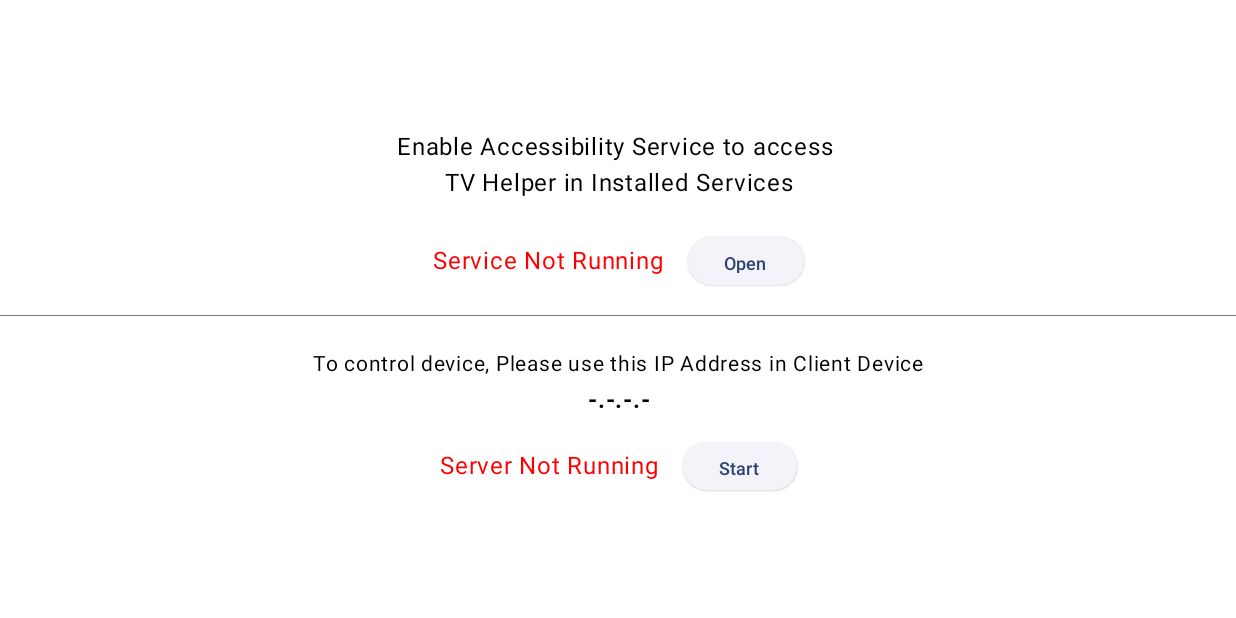
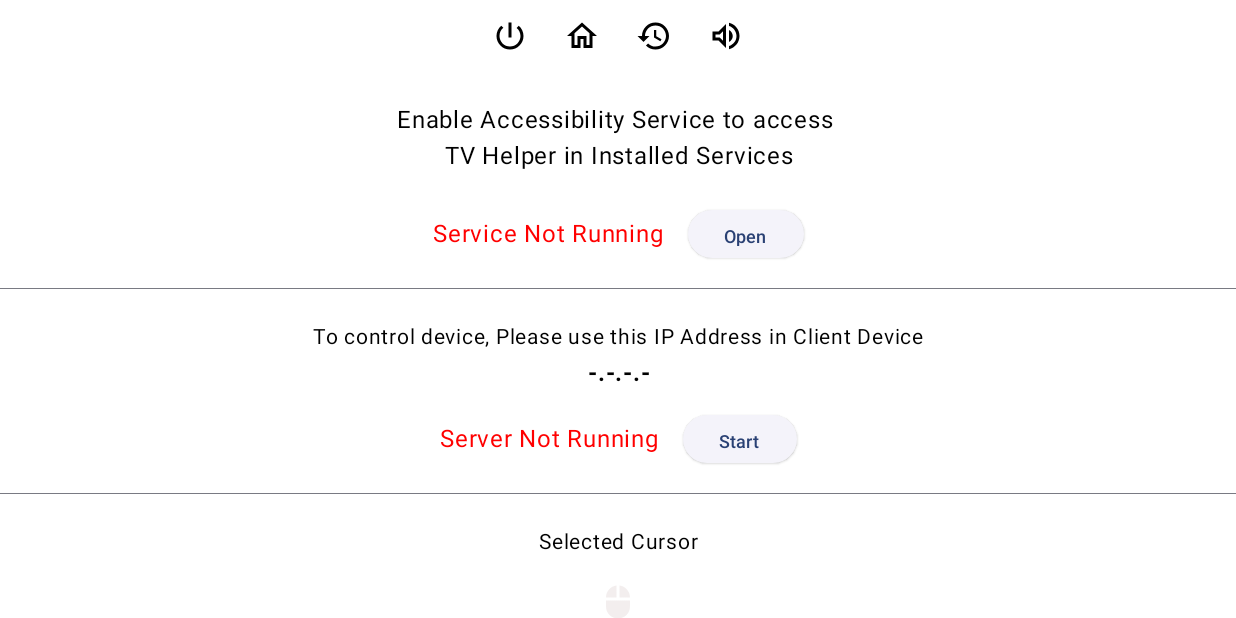
Before and after one commit to DastanIqbal/TVHelper, an Android app built with Jetpack Compose: the screen it shows after launch (MainActivity), on a phone screen of 824 x 412 dp (held sideways). Run offline under Robolectric (Android 15) with nearby library versions, the phone set to English and light mode, and no system bars.

Commit message:
feat: added menu in landing screen

```diff
--- a/tv/src/main/java/com/dastanapps/poweroff/MainActivity.kt
+++ b/tv/src/main/java/com/dastanapps/poweroff/MainActivity.kt
@@ -5,6 +5,7 @@ import androidx.activity.ComponentActivity
 import androidx.activity.compose.setContent
 import androidx.compose.foundation.layout.fillMaxWidth
 import androidx.compose.material3.Surface
+import androidx.compose.runtime.mutableStateOf
 import androidx.compose.ui.Modifier
 import androidx.compose.ui.graphics.Color
 import com.dastanapps.poweroff.service.SharedChannel
@@ -12,6 +13,7 @@ import com.dastanapps.poweroff.service.TVHelperService
 import com.dastanapps.poweroff.service.isAccessibilitySettingsOn
 import com.dastanapps.poweroff.service.openAccessibilitySettings
 import com.dastanapps.poweroff.ui.main.HelperScreen
+import com.dastanapps.poweroff.ui.main.models.CursorState
 import com.dastanapps.poweroff.ui.main.models.HelperState
 import com.dastanapps.poweroff.ui.main.models.ServerState
 import com.dastanapps.poweroff.ui.theme.AndroidTVAppsTheme
@@ -42,6 +44,17 @@ class MainActivity : ComponentActivity() {
         )
     }
 
+    private val cursorState by lazy {
+        CursorState(
+            cursorsList = mutableStateOf(arrayListOf<Int>().apply {
+                add(R.drawable.baseline_mouse_24)
+                add(R.drawable.baseline_mouse_24)
+                add(R.drawable.baseline_mouse_24)
+                add(R.drawable.baseline_mouse_24)
+            })
+        )
+    }
+
     override fun onCreate(savedInstanceState: Bundle?) {
         super.onCreate(savedInstanceState)
         setContent {
@@ -50,7 +63,7 @@ class MainActivity : ComponentActivity() {
                     modifier = Modifier.fillMaxWidth(),
                     color = Color.Transparent
                 ) {
-                    HelperScreen(state, serverState)
+                    HelperScreen(state, serverState, cursorState)
                 }
             }
         }
--- a/tv/src/main/java/com/dastanapps/poweroff/server/RemoteServer.kt
+++ b/tv/src/main/java/com/dastanapps/poweroff/server/RemoteServer.kt
@@ -50,6 +50,7 @@ class RemoteServer {
     }
 
     private fun server() {
+        thread = Thread() {
             try {
                 val serverSocket = ServerSocket(PORT)
                 log("JSON Server started on port $PORT")
@@ -68,6 +69,7 @@ class RemoteServer {
                     val jsonObject = jsonElement.asJsonObject
 
                     // Handle the JSON request here...
+                    log("Request Json: $jsonObject")
                     process(jsonObject)
 
                     // Clean up
@@ -80,9 +82,11 @@ class RemoteServer {
             }
 
         }
+    }
 
     private fun process(json: JsonObject) {
         val type = json.get("type").asString
+        log("Request Json Type: $type")
         when (type) {
             RemoteEvent.MOUSE.name -> {
                 val x = json.get("x").asDouble
@@ -120,6 +124,7 @@ class RemoteServer {
             RemoteEvent.PING.name -> {
                 val responseJson = JsonObject()
                 responseJson.addProperty("type", RemoteEvent.PONG.name)
+                log("Response Json Type: $responseJson")
                 sendMessage(responseJson)
             }
         }
--- a/tv/src/main/java/com/dastanapps/poweroff/ui/main/MainScreen.kt
+++ b/tv/src/main/java/com/dastanapps/poweroff/ui/main/MainScreen.kt
@@ -1,5 +1,9 @@
 package com.dastanapps.poweroff.ui.main
 
+import android.accessibilityservice.AccessibilityService
+import android.media.AudioManager
+import androidx.compose.foundation.Image
+import androidx.compose.foundation.ScrollState
 import androidx.compose.foundation.background
 import androidx.compose.foundation.layout.Arrangement
 import androidx.compose.foundation.layout.Column
@@ -8,8 +12,15 @@ import androidx.compose.foundation.layout.fillMaxSize
 import androidx.compose.foundation.layout.fillMaxWidth
 import androidx.compose.foundation.layout.height
 import androidx.compose.foundation.layout.padding
+import androidx.compose.foundation.layout.wrapContentWidth
+import androidx.compose.foundation.lazy.grid.GridCells
+import androidx.compose.foundation.lazy.grid.LazyVerticalGrid
+import androidx.compose.foundation.lazy.grid.items
+import androidx.compose.foundation.verticalScroll
 import androidx.compose.material3.Divider
 import androidx.compose.material3.ElevatedButton
+import androidx.compose.material3.Icon
+import androidx.compose.material3.IconButton
 import androidx.compose.material3.Text
 import androidx.compose.runtime.Composable
 import androidx.compose.runtime.MutableState
@@ -18,15 +29,24 @@ import androidx.compose.runtime.remember
 import androidx.compose.ui.Alignment
 import androidx.compose.ui.Modifier
 import androidx.compose.ui.graphics.Color
+import androidx.compose.ui.layout.ContentScale
 import androidx.compose.ui.platform.LocalContext
+import androidx.compose.ui.res.painterResource
 import androidx.compose.ui.text.font.FontWeight
 import androidx.compose.ui.text.style.TextAlign
+import androidx.compose.ui.tooling.preview.Devices
 import androidx.compose.ui.tooling.preview.Preview
+import androidx.compose.ui.unit.IntOffset
 import androidx.compose.ui.unit.dp
 import androidx.compose.ui.unit.sp
+import androidx.compose.ui.window.Popup
+import com.dastanapps.poweroff.R
 import com.dastanapps.poweroff.common.utils.deviceIP
+import com.dastanapps.poweroff.service.TVHelperService
+import com.dastanapps.poweroff.ui.main.models.CursorState
 import com.dastanapps.poweroff.ui.main.models.HelperState
 import com.dastanapps.poweroff.ui.main.models.ServerState
+import com.dastanapps.poweroff.ui.theme.Purple80
 
 /**
  *
@@ -38,19 +58,73 @@ import com.dastanapps.poweroff.ui.main.models.ServerState
 @Composable
 fun HelperScreen(
     state: HelperState,
-    serverState: ServerState
+    serverState: ServerState,
+    cursorState: CursorState
 ) {
     Column(
         modifier = Modifier
             .fillMaxSize()
-            .background(Color.White),
+            .background(Color.White)
+            .verticalScroll(state = ScrollState(0)),
         horizontalAlignment = Alignment.CenterHorizontally,
         verticalArrangement = Arrangement.Center
     ) {
 
+        TopMenu()
         AccessibilityScreen(state = state)
         Divider(thickness = 0.5.dp)
         ServerScreen(state = serverState)
+        Divider(thickness = 0.5.dp)
+        CursorSection(state = cursorState)
+    }
+}
+
+@Preview
+@Composable
+fun TopMenu() {
+    val context = LocalContext.current
+    Row(
+        horizontalArrangement = Arrangement.Center
+    ) {
+        IconButton(onClick = {
+            TVHelperService.INSTANCE?.performGlobalAction(AccessibilityService.GLOBAL_ACTION_POWER_DIALOG)
+        }) {
+            Icon(
+                painter = painterResource(id = R.drawable.baseline_power_settings_new_24),
+                contentDescription = "Power"
+            )
+        }
+
+        IconButton(onClick = {
+            TVHelperService.INSTANCE?.performGlobalAction(AccessibilityService.GLOBAL_ACTION_HOME)
+        }) {
+            Icon(
+                painter = painterResource(id = R.drawable.outline_home_24),
+                contentDescription = "Home"
+            )
+        }
+
+        IconButton(onClick = {
+            TVHelperService.INSTANCE?.performGlobalAction(AccessibilityService.GLOBAL_ACTION_RECENTS)
+        }) {
+            Icon(
+                painter = painterResource(id = R.drawable.outline_history_24),
+                contentDescription = "Recent"
+            )
+        }
+
+        IconButton(onClick = {
+            val audioManager =
+                context.getSystemService(AccessibilityService.AUDIO_SERVICE) as AudioManager
+            audioManager.adjustStreamVolume(
+                AudioManager.STREAM_MUSIC, AudioManager.ADJUST_RAISE, AudioManager.FLAG_SHOW_UI
+            )
+        }) {
+            Icon(
+                painter = painterResource(id = R.drawable.outline_volume_up_24),
+                contentDescription = "Volume"
+            )
+        }
     }
 }
 
@@ -196,7 +270,74 @@ fun ServerScreen(state: ServerState) {
     }
 }
 
-@Preview
+@Composable
+fun CursorSection(state: CursorState) {
+    Column(
+        modifier = Modifier
+            .fillMaxWidth()
+            .padding(20.dp),
+        horizontalAlignment = Alignment.CenterHorizontally,
+        verticalArrangement = Arrangement.Center
+    ) {
+
+        Text(
+            text = "Selected Cursor",
+            fontSize = 14.sp,
+            modifier = Modifier.fillMaxWidth(),
+            textAlign = TextAlign.Center
+        )
+
+        Image(
+            painter = painterResource(id = R.drawable.baseline_mouse_24),
+            modifier = Modifier.padding(top = 16.dp),
+            contentDescription = "Current Cursor"
+        )
+
+        Column(
+            modifier = Modifier
+                .wrapContentWidth(align = Alignment.CenterHorizontally)
+                .padding(8.dp)
+        ) {
+            ElevatedButton(
+                modifier = Modifier.padding(top = 8.dp),
+                onClick = {
+                    state.changeClickState.value = !state.changeClickState.value
+                }
+            ) {
+                Text(
+                    text = "Change Cursor",
+                    fontSize = 12.sp
+                )
+            }
+
+            if (state.changeClickState.value) {
+                Popup(
+                    offset = IntOffset.Zero
+                ) {
+                    LazyVerticalGrid(
+                        columns = GridCells.Adaptive(40.dp),
+                        modifier = Modifier
+                            .fillMaxWidth(0.5f)
+                            .background(Purple80)
+                            .wrapContentWidth(align = Alignment.CenterHorizontally),
+                    ) {
+                        items(state.cursorsList.value) {
+                            Image(
+                                painter = painterResource(id = R.drawable.baseline_mouse_24),
+                                contentDescription = "Current Cursor",
+                                modifier = Modifier
+                                    .padding(vertical = 8.dp),
+                                contentScale = ContentScale.Fit
+                            )
+                        }
+                    }
+                }
+            }
+        }
+    }
+}
+
+@Preview(device = Devices.TABLET)
 @Composable
 fun HelperScreenPreview() {
     val runningState: MutableState<Boolean> = remember {
@@ -210,6 +351,16 @@ fun HelperScreenPreview() {
         ServerState(
             runningState = runningState,
             startServer = {}
+        ),
+        CursorState(
+            cursorsList = mutableStateOf(
+                arrayListOf<Int>().apply {
+                    add(R.drawable.baseline_mouse_24)
+                    add(R.drawable.baseline_mouse_24)
+                    add(R.drawable.baseline_mouse_24)
+                    add(R.drawable.baseline_mouse_24)
+                }),
+            changeClickState = mutableStateOf(true)
         )
     )
 }
--- a/tv/src/main/java/com/dastanapps/poweroff/ui/main/models/HelperState.kt
+++ b/tv/src/main/java/com/dastanapps/poweroff/ui/main/models/HelperState.kt
@@ -18,3 +18,8 @@ data class ServerState(
     val runningState: MutableState<Boolean> = mutableStateOf(false),
     val startServer: (start: Boolean) -> Unit
 )
+
+data class CursorState(
+    val changeClickState: MutableState<Boolean> = mutableStateOf(false),
+    val cursorsList: MutableState<List<Int>> = mutableStateOf(emptyList())
+)
```
Lines whose indentation alone changed are shown as unchanged.
